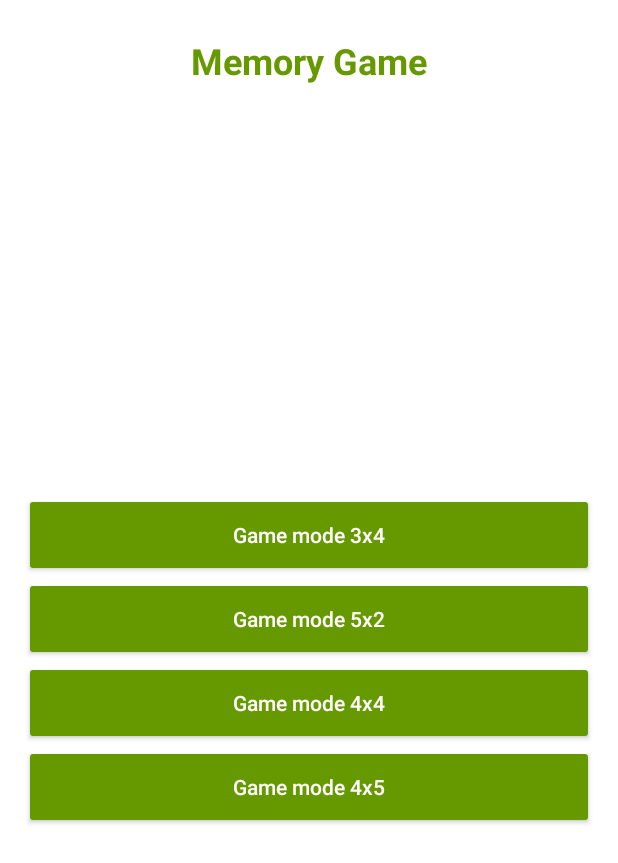
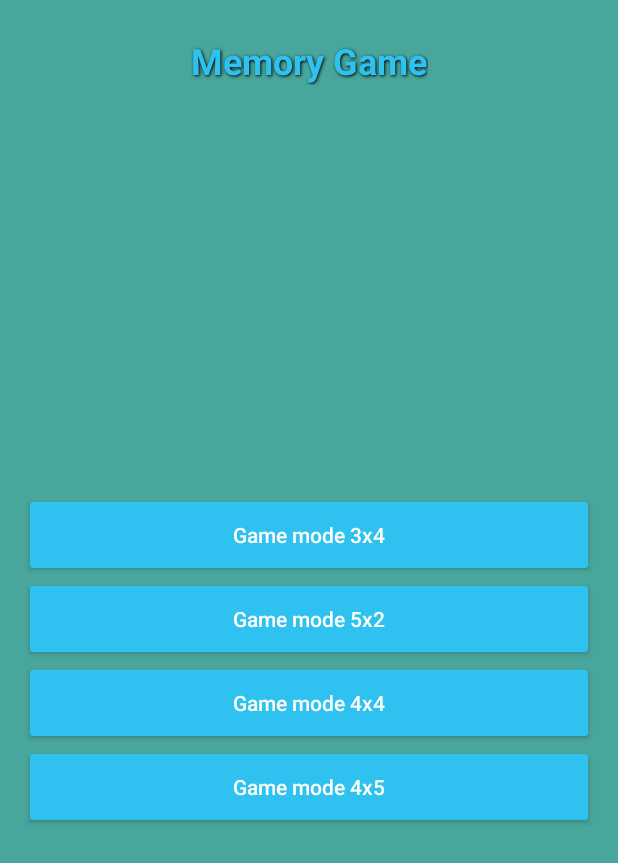
Before and after one commit to CaiqueAAndrade/Memory-Game, an Android app: the screen it shows after launch (LobbyActivity), on a phone screen of 412 x 824 dp. Shown: the top 863 px of the screen. Run offline under Robolectric (Android 15) with nearby library versions, the phone set to English and light mode, and no system bars; our stand-ins replace data binding.

Commit message:
Implement background and fix card match animation

```diff
--- a/app/build.gradle
+++ b/app/build.gradle
@@ -58,4 +58,7 @@ dependencies {
 
     //Koin
     implementation "org.koin:koin-android-viewmodel:2.0.1"
+
+    //Animation
+    implementation "com.airbnb.android:lottie:3.4.0"
 }
--- a/app/src/main/java/com/homermemorygame/ui/LobbyActivity.kt
+++ b/app/src/main/java/com/homermemorygame/ui/LobbyActivity.kt
@@ -1,9 +1,9 @@
 package com.homermemorygame.ui
 
-import android.graphics.Color
 import android.os.Build
 import android.os.Bundle
 import androidx.appcompat.app.AppCompatActivity
+import androidx.core.content.ContextCompat
 import androidx.core.view.WindowInsetsControllerCompat
 import androidx.databinding.DataBindingUtil
 import com.homermemorygame.R
@@ -22,7 +22,7 @@ class LobbyActivity : AppCompatActivity() {
         if (Build.VERSION.SDK_INT >= Build.VERSION_CODES.M) {
             val wic = WindowInsetsControllerCompat(window, window.decorView)
             wic.isAppearanceLightStatusBars = true
-            window.statusBarColor = Color.WHITE
+            window.statusBarColor = ContextCompat.getColor(this, R.color.background_green)
         }
 
         setOnClickListeners()
--- a/app/src/main/java/com/homermemorygame/ui/MemoryGameCardRecyclerViewAdapter.kt
+++ b/app/src/main/java/com/homermemorygame/ui/MemoryGameCardRecyclerViewAdapter.kt
@@ -22,7 +22,7 @@ class MemoryGameCardRecyclerViewAdapter(
     var isClickable = true
 
     interface MemoryGameCardOnClickListener {
-        fun memoryGameCardClickListener(memoryGameCard: MemoryGameCard)
+        fun memoryGameCardClickListener(memoryGameCard: MemoryGameCard, adapterPosition: Int)
     }
 
     fun setData(memoryGameCards: ArrayList<MemoryGameCard>) {
@@ -77,7 +77,7 @@ class MemoryGameCardRecyclerViewAdapter(
                 p0?.let {
                     (it as CustomCard).showCard()
                 }
-                listener.memoryGameCardClickListener(items[adapterPosition])
+                listener.memoryGameCardClickListener(items[adapterPosition], adapterPosition)
             }
         }
     }
--- a/app/src/main/java/com/homermemorygame/ui/custom/CustomCard.kt
+++ b/app/src/main/java/com/homermemorygame/ui/custom/CustomCard.kt
@@ -45,8 +45,7 @@ class CustomCard @JvmOverloads constructor(
     }
 
     fun showCard() {
-        if (cardImageVisible.tag != cardRealImage) {
-
+        if (cardImageVisible.tag == R.drawable.card_back) {
             animFadeOut.reset()
             cardImageVisible.clearAnimation()
             cardImageVisible.startAnimation(animFadeOut)
@@ -55,6 +54,7 @@ class CustomCard @JvmOverloads constructor(
                 override fun onAnimationStart(arg0: Animation) {}
                 override fun onAnimationRepeat(arg0: Animation) {}
                 override fun onAnimationEnd(arg0: Animation) {
+                    cardImageVisible.tag = cardRealImage
                     cardImageVisible.setImageResource(cardRealImage)
                     animFadeIn.reset()
                     cardImageVisible.clearAnimation()
@@ -65,10 +65,12 @@ class CustomCard @JvmOverloads constructor(
     }
 
     fun setRealCardImage() {
+        cardImageVisible.tag = cardRealImage
         cardImageVisible.setImageResource(cardRealImage)
     }
 
     fun revertCardState() {
+        cardImageVisible.tag = R.drawable.card_back
         cardImageVisible.setImageResource(R.drawable.card_back)
     }
 
--- a/app/src/main/res/drawable/bg_splash_screen.xml
+++ b/app/src/main/res/drawable/bg_splash_screen.xml
@@ -2,7 +2,7 @@
 <layer-list xmlns:android="http://schemas.android.com/apk/res/android">
 
     <item
-        android:drawable="@android:color/holo_green_dark" />
+        android:drawable="@color/background_green" />
 
     <item
         android:drawable="@drawable/ic_memory_game"
--- a/app/src/main/res/layout/activity_lobby.xml
+++ b/app/src/main/res/layout/activity_lobby.xml
@@ -5,7 +5,18 @@
     <androidx.constraintlayout.widget.ConstraintLayout
         android:layout_width="match_parent"
         android:layout_height="match_parent"
-        android:background="@android:color/white">
+        android:background="@color/background_green">
+
+        <com.airbnb.lottie.LottieAnimationView
+            android:id="@+id/lav_background"
+            android:layout_width="match_parent"
+            android:layout_height="match_parent"
+            android:elevation="0dp"
+            android:scaleType="centerCrop"
+            app:lottie_autoPlay="true"
+            app:lottie_speed="0.5"
+            app:lottie_loop="true"
+            app:lottie_fileName="background_animation.json" />
 
         <TextView
             android:id="@+id/tv_lobby_title"
@@ -13,9 +24,13 @@
             android:layout_height="wrap_content"
             android:layout_marginTop="24dp"
             android:text="@string/header_title"
-            android:textColor="@android:color/holo_green_dark"
+            android:textColor="@color/blue"
             android:textSize="24sp"
             android:textStyle="bold"
+            android:shadowColor="@color/black"
+            android:shadowDx="1"
+            android:shadowDy="1"
+            android:shadowRadius="2"
             app:layout_constraintEnd_toEndOf="parent"
             app:layout_constraintStart_toStartOf="parent"
             app:layout_constraintTop_toTopOf="parent" />
--- a/app/src/main/res/layout/custom_card.xml
+++ b/app/src/main/res/layout/custom_card.xml
@@ -6,6 +6,7 @@
     android:layout_width="wrap_content"
     android:layout_height="wrap_content"
     android:contentDescription="@string/memory_game_card_content_description"
+    android:tag="@drawable/card_back"
     android:src="@drawable/card_back"
     app:layout_constraintStart_toStartOf="parent"
     app:layout_constraintTop_toTopOf="parent" />
--- a/app/src/main/res/values/colors.xml
+++ b/app/src/main/res/values/colors.xml
@@ -2,4 +2,6 @@
 <resources>
     <color name="black">#FF000000</color>
     <color name="white">#FFFFFFFF</color>
+    <color name="blue">#2fc1f0</color>
+    <color name="background_green">#48a69c</color>
 </resources>
--- a/app/src/main/res/values/styles.xml
+++ b/app/src/main/res/values/styles.xml
@@ -1,9 +1,9 @@
 <?xml version="1.0" encoding="utf-8"?>
 <resources>
     <style name="AppTheme" parent="@style/Theme.AppCompat.Light.NoActionBar">
-        <item name="colorPrimary">@android:color/holo_green_dark</item>
+        <item name="colorPrimary">@color/blue</item>
         <item name="colorPrimaryDark">@color/black</item>
-        <item name="colorAccent">@android:color/holo_green_dark</item>
+        <item name="colorAccent">@color/blue</item>
         <item name="background">@color/white</item>
         <item name="android:windowDrawsSystemBarBackgrounds">true</item>
     </style>
@@ -13,7 +13,7 @@
     </style>
 
     <style name="GameModeButton" parent="Widget.AppCompat.Button">
-        <item name="backgroundTint">@android:color/holo_green_dark</item>
+        <item name="backgroundTint">@color/blue</item>
         <item name="android:textColor">@android:color/white</item>
         <item name="textAllCaps">false</item>
     </style>
```
Also changed, not shown: app/src/main/java/com/homermemorygame/ui/MemoryGameActivity.kt (+24 -4 lines), app/src/main/java/com/homermemorygame/ui/viewmodel/MemoryGameViewModel.kt (+7 -1 lines), app/src/main/res/layout/activity_memory_game.xml (+31 -2 lines), app/src/main/res/values-v29/styles.xml (added, +7 -0 lines).
